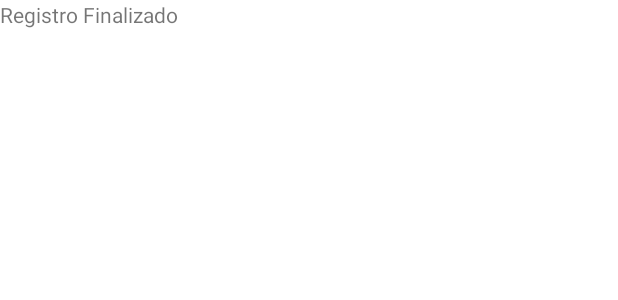
After one commit to 1nf3r/ProdisComApp, an Android app: the layout activity_con_registro.xml on its own in the app's theme, with its tools: preview values and no code run, on a phone screen of 412 x 824 dp. The commit adds this screen. Shown: the top 300 px of the screen. Run offline under Robolectric (Android 15) with nearby library versions, the phone set to English and light mode, and no system bars.

Commit message:
Funcionalidades de registro creadas

```diff
--- a/app/src/main/java/cat/copernic/jose/antonio/miranda/prodiscomtest/ui/app/LoginActivity.kt
+++ b/app/src/main/java/cat/copernic/jose/antonio/miranda/prodiscomtest/ui/app/LoginActivity.kt
@@ -94,7 +94,7 @@ class LoginActivity : AppCompatActivity() {
 
         loginViewModel.loginResult.observe(this@LoginActivity, Observer {
             val loginResult = it ?: return@Observer
-            usuario = username.getText().toString()
+            usuario = username.text.toString()
             loading.visibility = View.GONE
             if (loginResult.error != null) {
                 showLoginFailed(loginResult.error)
--- a/app/src/main/java/cat/copernic/jose/antonio/miranda/prodiscomtest/ui/app/logged/MainActivity.kt
+++ b/app/src/main/java/cat/copernic/jose/antonio/miranda/prodiscomtest/ui/app/logged/MainActivity.kt
@@ -24,5 +24,7 @@ class MainActivity : AppCompatActivity() {
         //val navController = this.findNavController(R.id.visualizarFragment)
         //NavigationUI.setupActionBarWithNavController(this,navController, drawerLayout)
         //NavigationUI.setupWithNavController(binding.vistaNavegacion, navController)
+
+
     }
 }
--- a/app/src/main/java/cat/copernic/jose/antonio/miranda/prodiscomtest/ui/app/logged/Menu_principal.kt
+++ b/app/src/main/java/cat/copernic/jose/antonio/miranda/prodiscomtest/ui/app/logged/Menu_principal.kt
@@ -25,11 +25,9 @@ class Menu_principal : Fragment() {
         binding.btnToAutorizaciones.setOnClickListener(Navigation.createNavigateOnClickListener(R.id.autorizacion, null))
         binding.btnToGrup.setOnClickListener(Navigation.createNavigateOnClickListener(R.id.grup, null))
         binding.btnToSalir.setOnClickListener {
-            getActivity()?.onBackPressed();
+            activity?.finish()
         }
 
         return binding.root
     }
-
-
 }
--- a/app/src/main/res/drawable/eye_text_view.xml
+++ b/app/src/main/res/drawable/eye_text_view.xml
@@ -12,7 +12,6 @@
         <shape android:shape="rectangle">
             <solid android:color="@color/white" />
             <corners android:radius="5dp" />
-            <stroke android:color="@color/myGray" android:width="1dp" />
         </shape>
     </item>
 </selector>
--- /dev/null
+++ b/app/src/main/res/layout/activity_con_registro.xml
@@ -0,0 +1,16 @@
+<?xml version="1.0" encoding="utf-8"?>
+<androidx.constraintlayout.widget.ConstraintLayout xmlns:android="http://schemas.android.com/apk/res/android"
+    xmlns:app="http://schemas.android.com/apk/res-auto"
+    xmlns:tools="http://schemas.android.com/tools"
+    android:layout_width="match_parent"
+    android:layout_height="match_parent"
+    tools:context=".ConRegistro">
+
+    <TextView
+        android:id="@+id/textView4"
+        android:layout_width="wrap_content"
+        android:layout_height="wrap_content"
+        android:text="Registro Finalizado"
+        tools:layout_editor_absoluteX="137dp"
+        tools:layout_editor_absoluteY="76dp" />
+</androidx.constraintlayout.widget.ConstraintLayout>
--- a/app/src/main/res/layout/activity_login.xml
+++ b/app/src/main/res/layout/activity_login.xml
@@ -204,7 +204,7 @@
                     android:id="@+id/btnShow"
                     android:layout_width="0dp"
                     android:layout_height="45dp"
-                    android:layout_marginStart="-2dp"
+                    android:layout_marginStart="2dp"
                     android:layout_marginTop="20dp"
                     android:background="@drawable/eye_text_view"
                     app:layout_constraintEnd_toEndOf="parent"
--- a/app/src/main/res/layout/activity_register.xml
+++ b/app/src/main/res/layout/activity_register.xml
@@ -30,7 +30,7 @@
                     app:layout_constraintEnd_toEndOf="parent"
                     app:layout_constraintHorizontal_bias="0.498"
                     app:layout_constraintStart_toStartOf="parent"
-                    app:layout_constraintTop_toBottomOf="@+id/button3" />
+                    app:layout_constraintTop_toBottomOf="@+id/btnRegistro" />
 
                 <TextView
                     android:id="@+id/titleRegistrar_se"
@@ -196,7 +196,7 @@
                     app:layout_constraintTop_toBottomOf="@+id/editTextTextPersonName5" />
 
                 <Button
-                    android:id="@+id/button3"
+                    android:id="@+id/btnRegistro"
                     android:layout_width="0dp"
                     android:layout_height="wrap_content"
                     android:layout_marginStart="32dp"
@@ -213,7 +213,7 @@
                     android:layout_height="44dp"-->
 
                 <TextView
-                    android:id="@+id/textView4"
+                    android:id="@+id/txtVInicia"
                     android:layout_width="wrap_content"
                     android:layout_height="wrap_content"
                     android:layout_marginTop="16dp"
--- a/app/src/main/res/values/strings.xml
+++ b/app/src/main/res/values/strings.xml
@@ -131,4 +131,5 @@
         "when a user tries to pick up one of cards.\n\n"
     </string>
     <string name="action_settings">Settings</string>
+    <string name="title_activity_conf_regsitro">ConfRegsitro</string>
 </resources>
```
Also changed, not shown: app/src/main/AndroidManifest.xml (+8 -1 lines), app/src/main/java/cat/copernic/jose/antonio/miranda/prodiscomtest/ConRegistro.kt (added, +19 -0 lines), app/src/main/java/cat/copernic/jose/antonio/miranda/prodiscomtest/ui/app/register/Register.kt (+29 -0 lines), app/src/main/res/menu/menu_grups.xml (deleted, +0 -10 lines).
